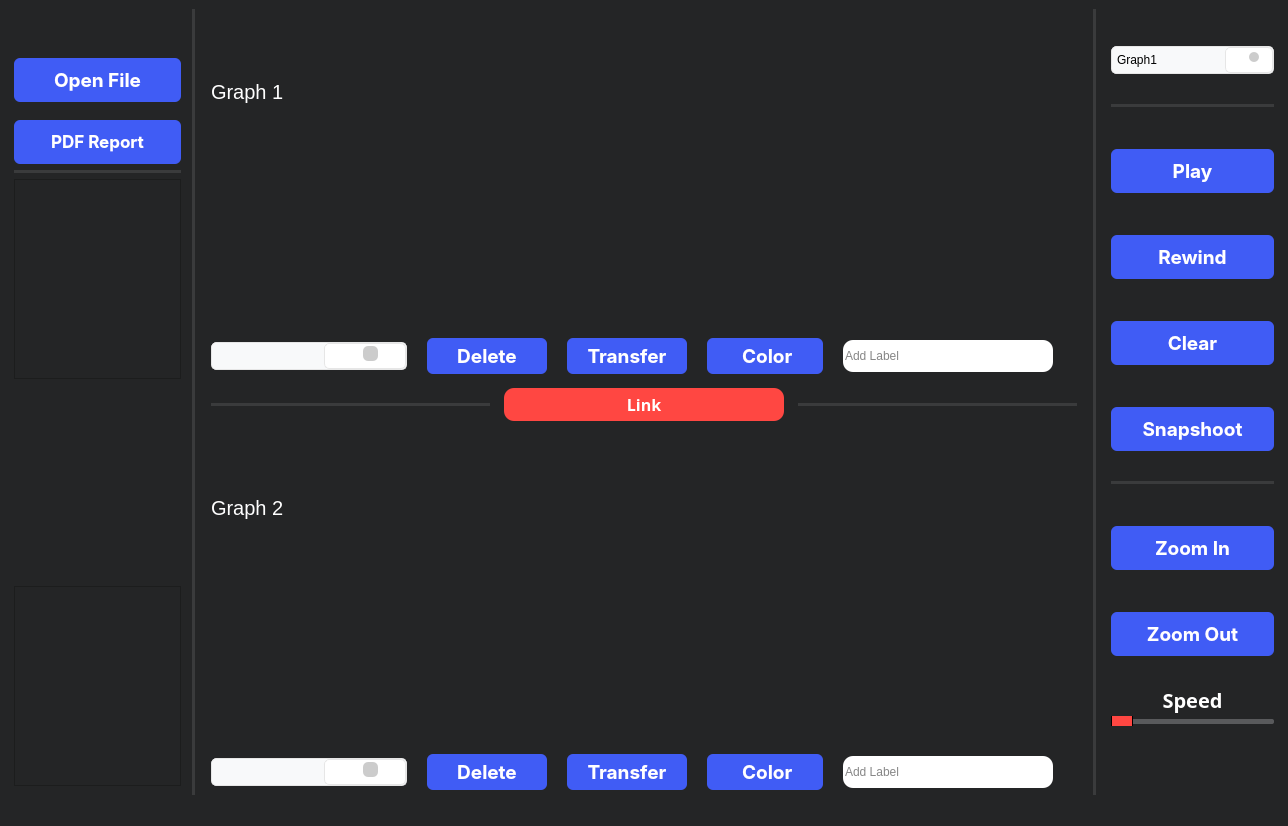
The window that mainwindow.ui (mohamedmosilhy/real-time-monitoring) describes before a commit, drawn with Qt 5.
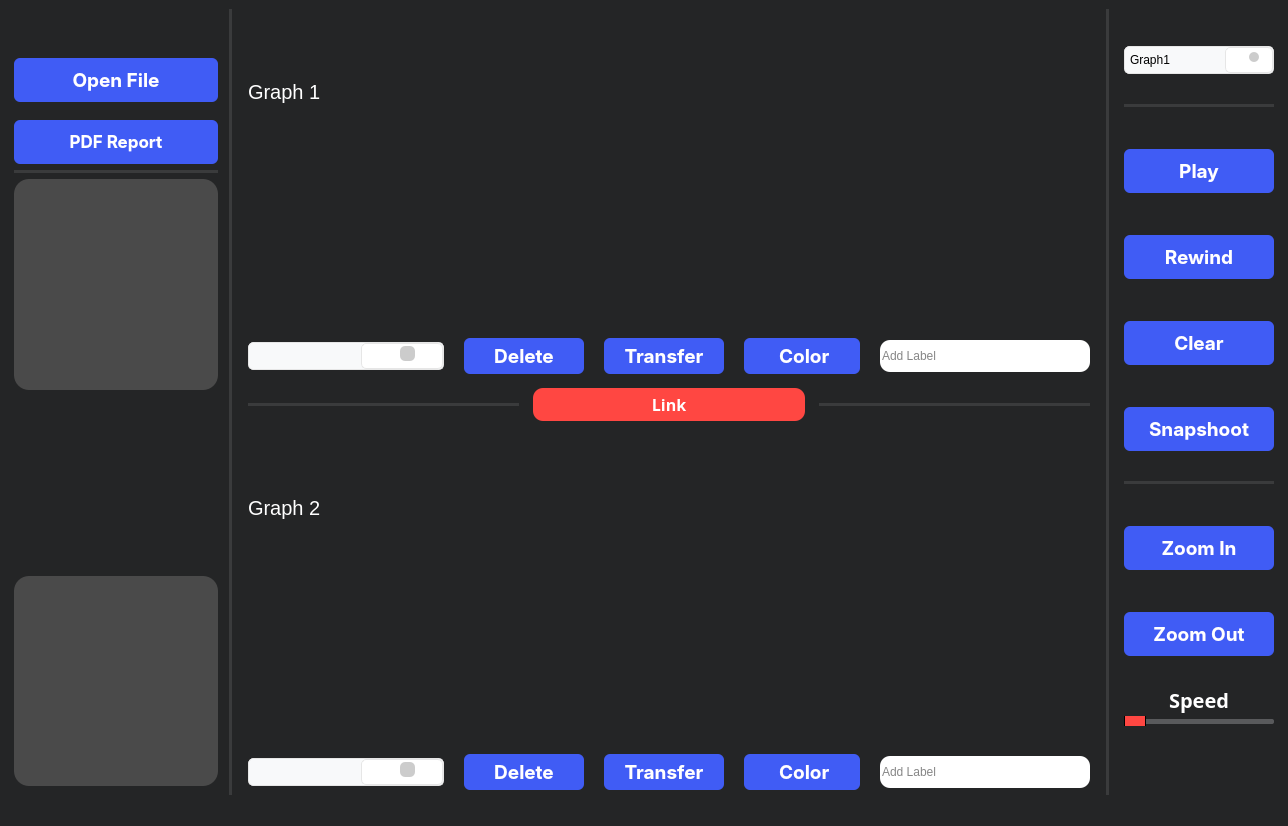
The same window after the commit. Icons and pictures are not drawn. Custom widgets are drawn as their Qt base class.

```diff
--- a/mainwindow.ui
+++ b/mainwindow.ui
@@ -24,7 +24,7 @@
    <string notr="true">background-color: #242526;</string>
   </property>
   <widget class="QWidget" name="centralwidget">
-   <layout class="QHBoxLayout" name="horizontalLayout_2" stretch="1,0,5,0,1">
+   <layout class="QHBoxLayout" name="horizontalLayout_2" stretch="0,0,5,0,1">
     <property name="leftMargin">
      <number>9</number>
     </property>
@@ -191,23 +191,82 @@
         </widget>
        </item>
        <item>
-        <widget class="QListWidget" name="hideList1"/>
+        <widget class="QListWidget" name="hideList1">
+         <property name="styleSheet">
+          <string notr="true">QListWidget {
+    background-color: #4a4a4a; /* Background color of the list widget */
+    /*border: 1px solid #c0c0c0; /* Border color and width */
+    padding: 5px; /* Padding around the list items */
+	border-radius: 15px;
+}
+
+QListWidget::item {
+    background-color: #4a4a4a; /* Background color of each list item */
+    padding: 5px; /* Padding inside each list item */
+    border-bottom: 1px solid #c0c0c0; /* Separator between list items */
+    border-radius: 15px; /* Border radius for rounded corners */
+	color: #ffffff;
+}
+
+
+QListWidget::item:selected {
+    background-color: #3399ff; /* Background color of selected item */
+    color: #ffffff; /* Text color of selected item */
+}
+
+QListWidget::item:hover {
+    background-color: #e0e0e0; /* Background color when hovering over an item */
+}
+</string>
+         </property>
+        </widget>
        </item>
        <item>
         <spacer name="verticalSpacer_2">
          <property name="orientation">
           <enum>Qt::Vertical</enum>
          </property>
+         <property name="sizeType">
+          <enum>QSizePolicy::Maximum</enum>
+         </property>
          <property name="sizeHint" stdset="0">
           <size>
            <width>20</width>
-           <height>40</height>
+           <height>180</height>
           </size>
          </property>
         </spacer>
        </item>
        <item>
-        <widget class="QListWidget" name="hideList2"/>
+        <widget class="QListWidget" name="hideList2">
+         <property name="styleSheet">
+          <string notr="true">QListWidget {
+    background-color: #4a4a4a; /* Background color of the list widget */
+    /*border: 1px solid #c0c0c0; /* Border color and width */
+    padding: 5px; /* Padding around the list items */
+	border-radius: 15px;
+}
+
+QListWidget::item {
+    background-color: #4a4a4a; /* Background color of each list item */
+    padding: 5px; /* Padding inside each list item */
+    border-bottom: 1px solid #c0c0c0; /* Separator between list items */
+    border-radius: 15px; /* Border radius for rounded corners */
+	color: #ffffff;
+}
+
+
+QListWidget::item:selected {
+    background-color: #3399ff; /* Background color of selected item */
+    color: #ffffff; /* Text color of selected item */
+}
+
+QListWidget::item:hover {
+    background-color: #e0e0e0; /* Background color when hovering over an item */
+}
+</string>
+         </property>
+        </widget>
        </item>
       </layout>
      </widget>
```
Left out of the diff: 4 changed lines with no effect on the pictures.
